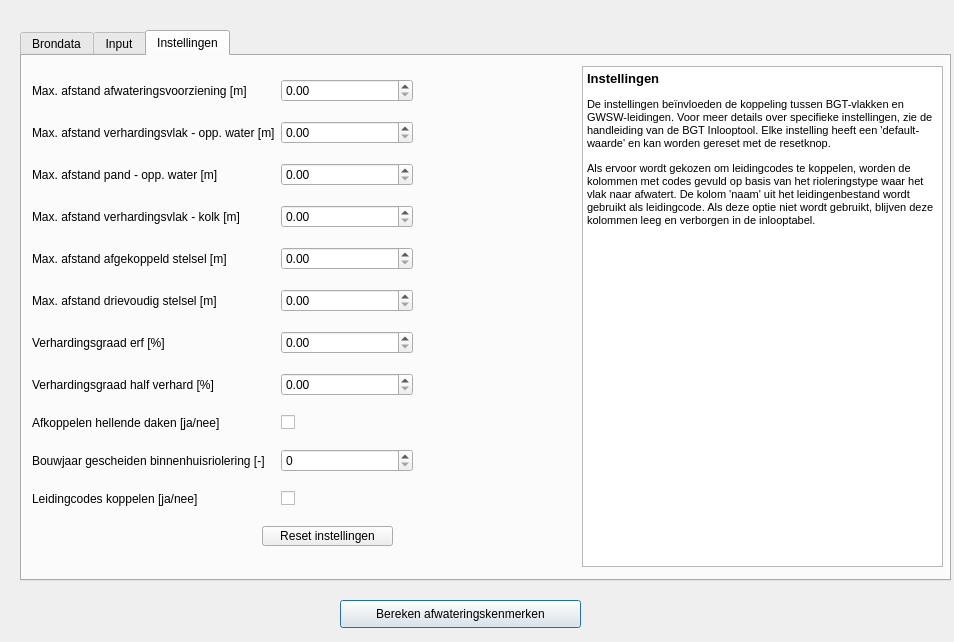
nens/bgt-inlooptool, file QGIS_plugin/bgtinlooptool/BGTInloopTool_dialog_base.ui: the form before one commit.
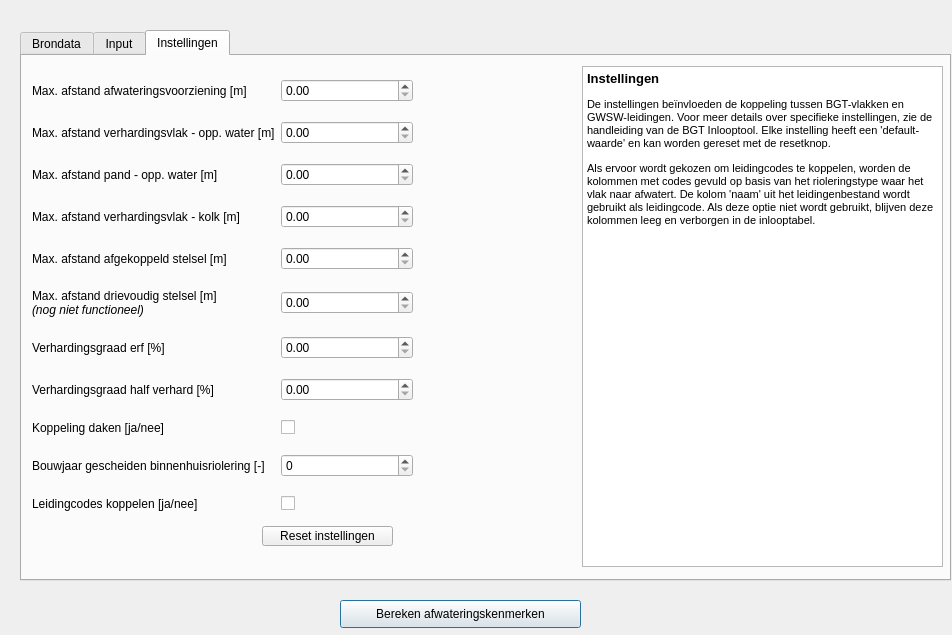
The form after the commit. The open tabs and pages were chosen to show the change. Custom widgets are drawn as their Qt base class.

Commit message:
Eerste versie van progress bar voor GWSW en BAG
BAG werkt goed. GWSW is nu nog ongelijk verdeeld.

The edit to the form file:
```diff
--- a/QGIS_plugin/bgtinlooptool/BGTInloopTool_dialog_base.ui
+++ b/QGIS_plugin/bgtinlooptool/BGTInloopTool_dialog_base.ui
@@ -6,8 +6,8 @@
    <rect>
     <x>0</x>
     <y>0</y>
-    <width>954</width>
-    <height>642</height>
+    <width>952</width>
+    <height>635</height>
    </rect>
   </property>
   <property name="windowTitle">
@@ -622,7 +622,7 @@
       <item row="5" column="0">
        <widget class="QLabel" name="label_8">
         <property name="text">
-         <string>Max. afstand drievoudig stelsel [m]</string>
+         <string>&lt;html&gt;&lt;head/&gt;&lt;body&gt;&lt;p&gt;Max. afstand drievoudig stelsel [m]&lt;br/&gt;&lt;span style=&quot; font-style:italic;&quot;&gt;(nog niet functioneel)&lt;/span&gt;&lt;/p&gt;&lt;/body&gt;&lt;/html&gt;</string>
         </property>
        </widget>
       </item>
@@ -659,7 +659,7 @@
       <item row="8" column="0">
        <widget class="QLabel" name="label_9">
         <property name="text">
-         <string>Afkoppelen hellende daken [ja/nee]</string>
+         <string>Koppeling daken [ja/nee]</string>
         </property>
        </widget>
       </item>
```
Left out of the diff: 4 changed lines with no effect on the pictures. The commit also changes 1 other file.
